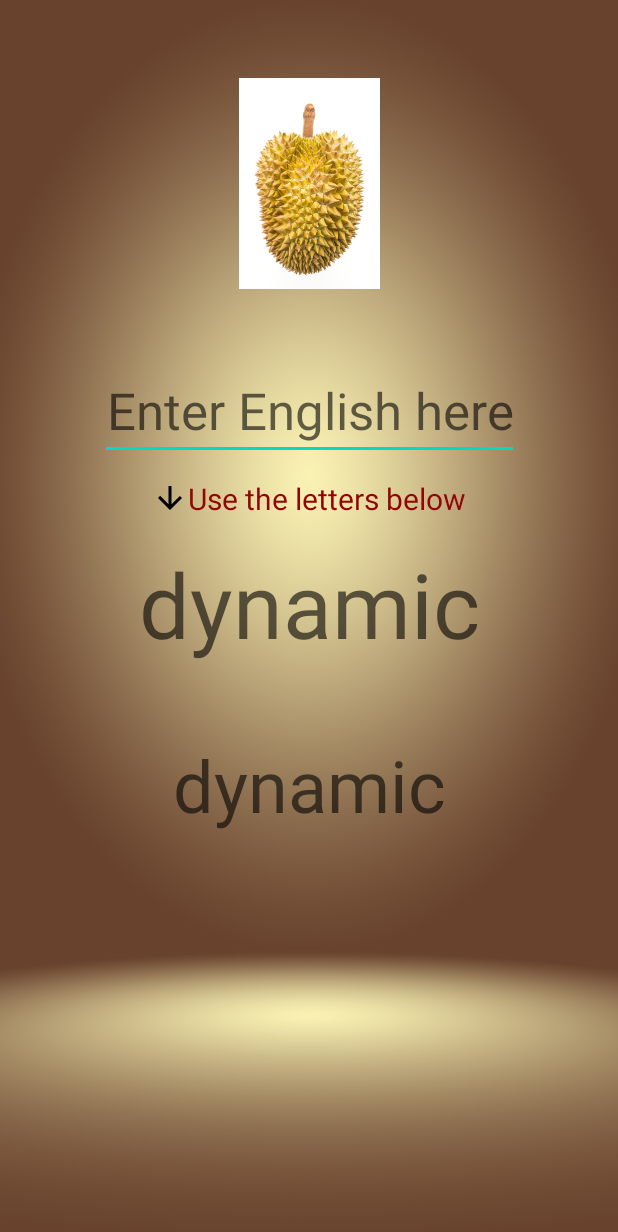
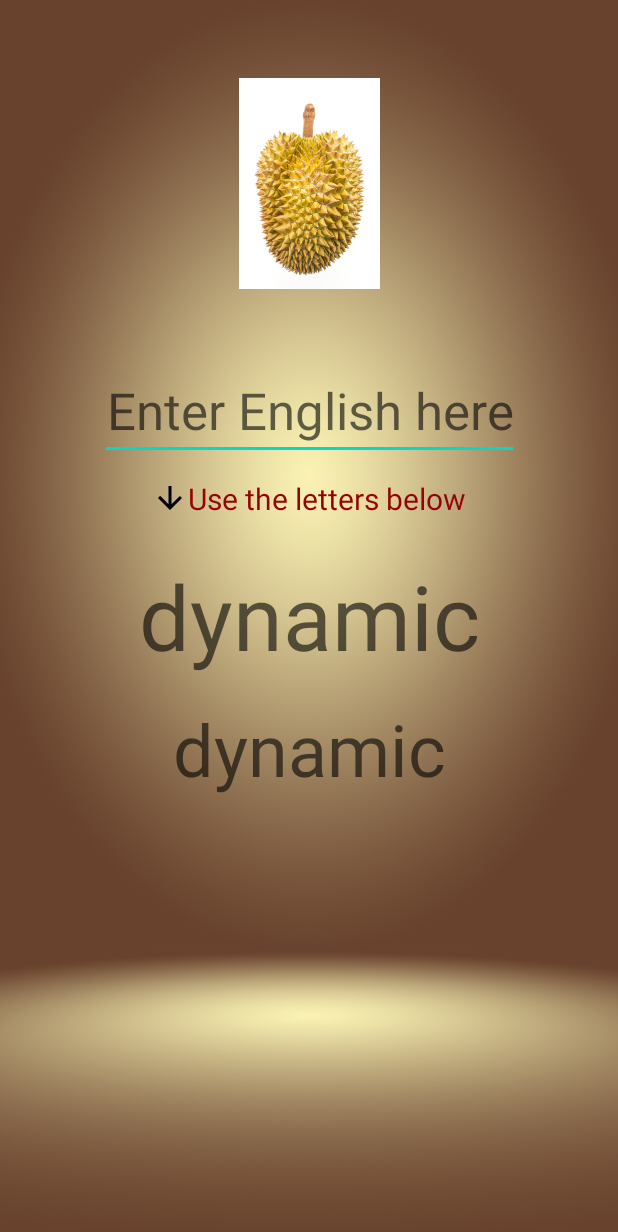
Before and after one commit to mrBink/Catagories, an Android app: the layout activity_fruit_cat.xml on its own in the app's theme, with its tools: preview values and no code run, on a phone screen of 412 x 824 dp. Shown: the top 1232 px of the screen. Run offline under Robolectric (Android 15) with nearby library versions, the light colour scheme and no system bars.

Commit message:
FruitCat.kt

```diff
--- a/app/src/main/res/layout/activity_fruit_cat.xml
+++ b/app/src/main/res/layout/activity_fruit_cat.xml
@@ -70,22 +70,23 @@
         android:id="@+id/scrambledField_e"
         android:layout_width="wrap_content"
         android:layout_height="wrap_content"
-        android:layout_marginTop="16dp"
+        android:layout_marginTop="24dp"
         android:hint="@string/dynamic"
         android:importantForAutofill="no"
         android:inputType="none"
         android:textColor="#FFEB3B"
         android:textSize="60sp"
         app:layout_constraintEnd_toEndOf="parent"
+        app:layout_constraintHorizontal_bias="0.502"
         app:layout_constraintStart_toStartOf="parent"
         app:layout_constraintTop_toBottomOf="@+id/useHint"
         tools:ignore="TextContrastCheck,DuplicateSpeakableTextCheck" />
 
     <TextView
-        android:id="@+id/dispThai_word"
+        android:id="@+id/dispEnglishWord"
         android:layout_width="wrap_content"
         android:layout_height="wrap_content"
-        android:layout_marginTop="48dp"
+        android:layout_marginTop="16dp"
         android:hint="@string/dynamic"
         android:importantForAutofill="no"
         android:textAlignment="center"
--- a/app/src/main/res/layout/activity_grade_for_english.xml
+++ b/app/src/main/res/layout/activity_grade_for_english.xml
@@ -25,7 +25,9 @@
         android:id="@+id/reportCard"
         android:layout_width="wrap_content"
         android:layout_height="wrap_content"
+        android:layout_marginStart="32dp"
         android:layout_marginTop="71dp"
+        android:layout_marginEnd="32dp"
         android:text="@string/this_is_right_fucked"
         android:textColor="#BA0404"
         android:textSize="48sp"
```
Also changed, not shown: app/src/main/res/layout/activity_grades_for_thai.xml (+14 -0 lines), app/src/main/res/layout/activity_thai_cats.xml (+9 -6 lines).
